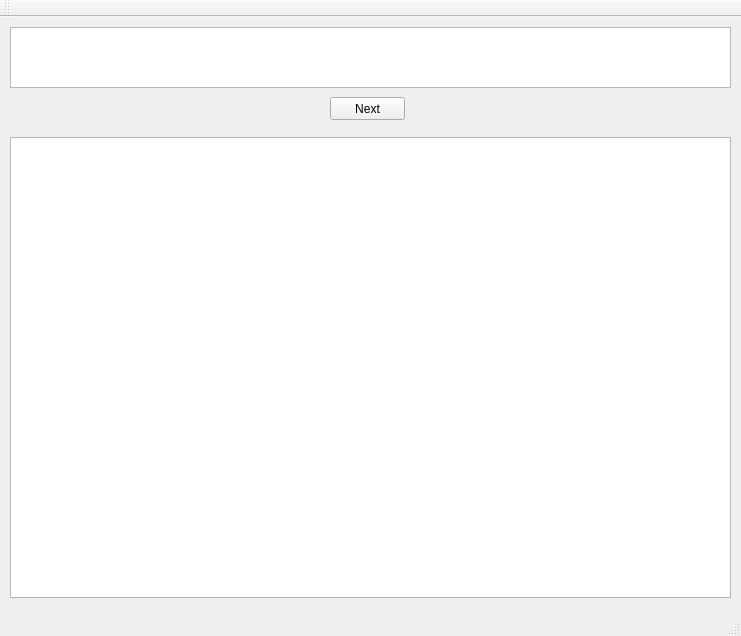
First picture: the form in exerciserandomiser.ui, repository DarkHorse84/ExerciseRandomiser, before the edit.
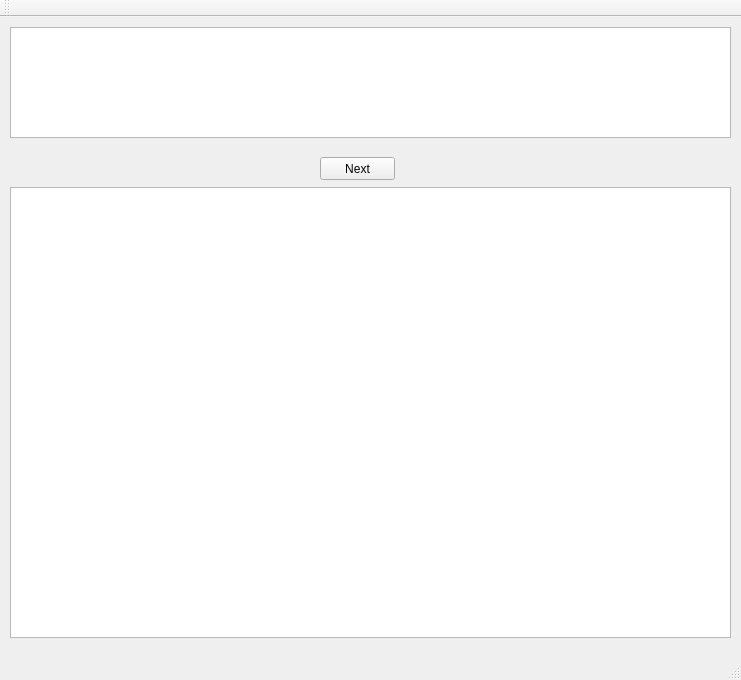
Second picture: the form after the edit.

Commit message: Adding larger font to current exercise table (readability)

Diff of the .ui file:
```diff
--- a/exerciserandomiser.ui
+++ b/exerciserandomiser.ui
@@ -7,7 +7,7 @@
     <x>0</x>
     <y>0</y>
     <width>741</width>
-    <height>636</height>
+    <height>680</height>
    </rect>
   </property>
   <property name="windowTitle">
@@ -20,15 +20,15 @@
       <x>10</x>
       <y>10</y>
       <width>721</width>
-      <height>61</height>
+      <height>111</height>
      </rect>
     </property>
    </widget>
    <widget class="QPushButton" name="pushNext">
     <property name="geometry">
      <rect>
-      <x>330</x>
-      <y>80</y>
+      <x>320</x>
+      <y>140</y>
       <width>75</width>
       <height>23</height>
      </rect>
@@ -41,9 +41,9 @@
     <property name="geometry">
      <rect>
       <x>10</x>
-      <y>120</y>
+      <y>170</y>
       <width>721</width>
-      <height>461</height>
+      <height>451</height>
      </rect>
     </property>
    </widget>
```
The commit also changes 2 other files.
